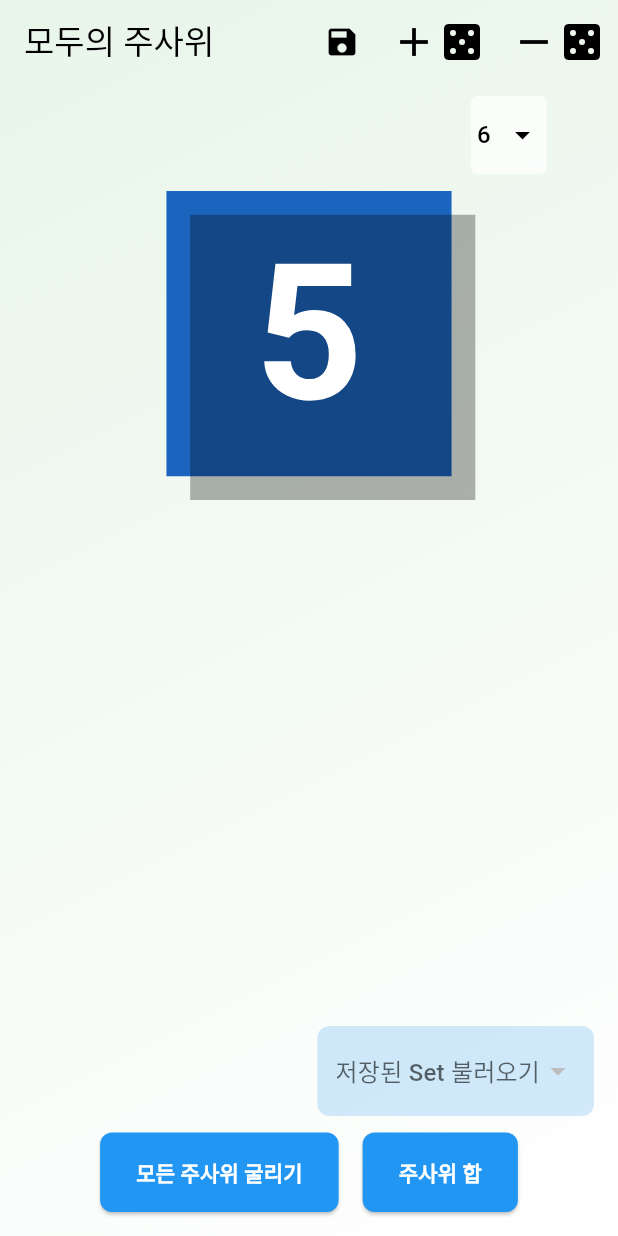
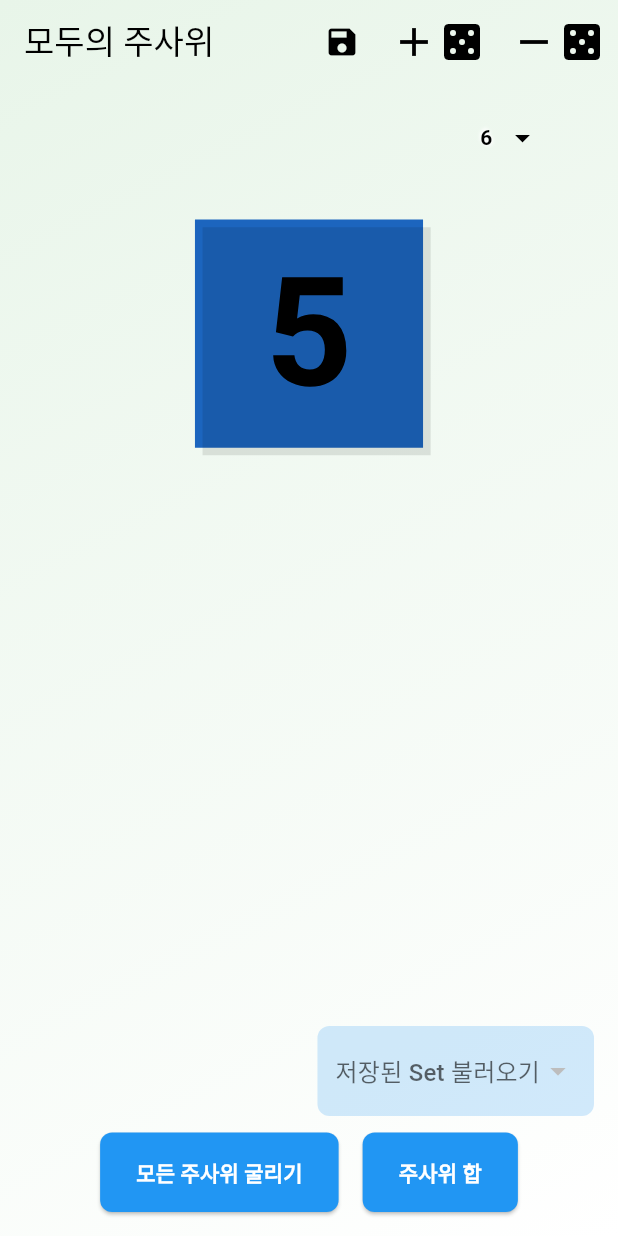
Before and after one commit to j991132/dice, a Flutter app: the screen it shows after launch, after a tap on "모든 주사위 굴리기", on a phone screen of 412 x 824 dp. Run offline on Flutter 3.47's test engine with Material 3 defaults, Android fonts, the phone set to English and light mode, and no system bars; our stand-ins replace just_audio, shared_preferences.

Commit message:
0911 대부분은 해결. 안드로이드에 설치해보고 업로드하자

```diff
--- a/lib/main.dart
+++ b/lib/main.dart
@@ -109,32 +109,28 @@ class _DiceAppState extends State<DiceApp> with TickerProviderStateMixin {
     }
   }
 
-  Future<void> rollAllDices() async {
-    List<Future> rollFutures = [];
-    for (var dice in dices) {
-      rollFutures.add(rollDice(dice));
-    }
-    await Future.wait(rollFutures);
-  }
-
   Future<void> rollDice(Dice dice) async {
     dice.controller.reset();
     dice.controller.forward();
 
     await _audioPlayer.stop();
     await _audioPlayer.seek(Duration.zero);
-    await _audioPlayer.play();
+    _audioPlayer.play();  // await 제거
 
     for (int i = 0; i < 10; i++) {
+      dice.tempValue = random.nextInt(dice.maxValue) + 1;
+      setState(() {});  // 각 변경마다 setState 호출
       await Future.delayed(Duration(milliseconds: 50));
-      setState(() {
-        dice.tempValue = random.nextInt(dice.maxValue) + 1;
-      });
     }
 
     setState(() {
       dice.roll();
     });
+  }
+
+  Future<void> rollAllDices() async {
+    List<Future> rollFutures = dices.map((dice) => rollDice(dice)).toList();
+    await Future.wait(rollFutures);
   }
 
   Color getRandomColor() {
@@ -144,6 +140,10 @@ class _DiceAppState extends State<DiceApp> with TickerProviderStateMixin {
       random.nextInt(256),
       random.nextInt(256),
     );
+  }
+
+  int calculateSum() {
+    return dices.fold(0, (sum, dice) => sum + dice.value);
   }
 
   Future<void> saveCurrentSet() async {
@@ -242,10 +242,6 @@ class _DiceAppState extends State<DiceApp> with TickerProviderStateMixin {
       )).toList();
     });
     saveDices();
-  }
-
-  int calculateSum() {
-    return dices.fold(0, (sum, dice) => sum + dice.value);
   }
 
   @override
@@ -442,8 +438,9 @@ class _DiceAppState extends State<DiceApp> with TickerProviderStateMixin {
     child: Text(set['name']),
     );
     }).toList(),
-    onChanged: (String? newValue) {if (newValue != null) {
-      loadSet(newValue);
+    onChanged: (String? newValue) {
+    if (newValue != null) {
+    loadSet(newValue);
     }
     },
       underline: Container(),
@@ -469,7 +466,9 @@ class Dice {
     this.maxValue = 6,
     Color? color,
     required this.controller,
-  }) : color = color ?? Colors.red;
+  }) : color = color ?? Colors.red {
+    tempValue = value;
+  }
 
   void roll() {
     value = Random().nextInt(maxValue) + 1;
@@ -510,7 +509,8 @@ class DiceWidget extends StatelessWidget {
                 child: CustomPaint(
                   painter: DicePainter(
                     dice: dice,
-                    textColor: getTextColor(dice.color),
+                    textColor: Colors.black,
+                    shapeSizeRatio: 0.8,
                   ),
                   size: Size(size, size),
                 ),
@@ -522,17 +522,31 @@ class DiceWidget extends StatelessWidget {
           right: 0,
           top: 0,
           child: Container(
-            decoration: BoxDecoration(
-              color: Colors.white.withOpacity(0.7),
-              borderRadius: BorderRadius.circular(4),
-            ),
-            padding: EdgeInsets.symmetric(horizontal: 4, vertical: 2),
+            padding: EdgeInsets.only(top: 4, right: 4),
             child: DropdownButton<int>(
               value: dice.maxValue,
               items: [4, 6, 8, 10, 12, 20].map((int value) {
                 return DropdownMenuItem<int>(
                   value: value,
-                  child: Text('$value', style: TextStyle(color: Colors.black)),
+                  child: Text('$value',
+                    style: TextStyle(
+                      color: Colors.black,
+                      fontWeight: FontWeight.bold,
+                      fontSize: 14,
+                      shadows: [
+                        Shadow(
+                          blurRadius: 2.0,
+                          color: Colors.white,
+                          offset: Offset(1.0, 1.0),
+                        ),
+                        Shadow(
+                          blurRadius: 2.0,
+                          color: Colors.white,
+                          offset: Offset(-1.0, -1.0),
+                        ),
+                      ],
+                    ),
+                  ),
                 );
               }).toList(),
               onChanged: (int? newValue) {
@@ -541,27 +555,30 @@ class DiceWidget extends StatelessWidget {
                 }
               },
               underline: Container(),
-              icon: Icon(Icons.arrow_drop_down, color: Colors.black),
+              icon: Icon(
+                Icons.arrow_drop_down,
+                color: Colors.black,
+                size: 24,
+              ),
+              dropdownColor: Colors.white.withOpacity(0.9),
             ),
           ),
         ),
       ],
     );
   }
-
-  Color getTextColor(Color backgroundColor) {
-    double luminance = (0.299 * backgroundColor.red +
-        0.587 * backgroundColor.green +
-        0.114 * backgroundColor.blue) / 255;
-    return luminance > 0.5 ? Colors.black : Colors.white;
-  }
 }
 
 class DicePainter extends CustomPainter {
   final Dice dice;
   final Color textColor;
+  final double shapeSizeRatio;
 
-  DicePainter({required this.dice, required this.textColor});
+  DicePainter({
+    required this.dice,
+    required this.textColor,
+    this.shapeSizeRatio = 0.8
+  });
 
   @override
   void paint(Canvas canvas, Size size) {
@@ -570,30 +587,36 @@ class DicePainter extends CustomPainter {
       ..style = PaintingStyle.fill;
 
     final shadowPaint = Paint()
-      ..color = Colors.black.withOpacity(0.3)
+      ..color = Colors.black.withOpacity(0.1)
       ..style = PaintingStyle.fill;
+
+    final shapeSize = Size(size.width * shapeSizeRatio, size.height * shapeSizeRatio);
+    final offsetX = (size.width - shapeSize.width) / 2;
+    final offsetY = (size.height - shapeSize.height) / 2;
+
+    canvas.translate(offsetX, offsetY);
 
     switch (dice.maxValue) {
       case 4:
-        _drawTetrahedron(canvas, size, paint, shadowPaint);
+        _drawTetrahedron(canvas, shapeSize, paint, shadowPaint);
         break;
       case 6:
-        _drawCube(canvas, size, paint, shadowPaint);
+        _drawCube(canvas, shapeSize, paint, shadowPaint);
         break;
       case 8:
-        _drawOctahedron(canvas, size, paint, shadowPaint);
+        _drawOctahedron(canvas, shapeSize, paint, shadowPaint);
         break;
       case 10:
-        _drawDecahedron(canvas, size, paint, shadowPaint);
+        _drawDecahedron(canvas, shapeSize, paint, shadowPaint);
         break;
       case 12:
-        _drawDodecahedron(canvas, size, paint, shadowPaint);
+        _drawDodecahedron(canvas, shapeSize, paint, shadowPaint);
         break;
       case 20:
-        _drawIcosahedron(canvas, size, paint, shadowPaint);
+        _drawIcosahedron(canvas, shapeSize, paint, shadowPaint);
         break;
       default:
-        _drawCube(canvas, size, paint, shadowPaint);
+        _drawCube(canvas, shapeSize, paint, shadowPaint);
     }
 
     final textPainter = TextPainter(
@@ -601,14 +624,14 @@ class DicePainter extends CustomPainter {
         text: dice.tempValue.toString(),
         style: TextStyle(
           color: textColor,
-          fontSize: size.width * 0.4,
+          fontSize: shapeSize.width * 0.4,
           fontWeight: FontWeight.bold,
         ),
       ),
       textDirection: TextDirection.ltr,
     );
     textPainter.layout();
-    textPainter.paint(canvas, Offset(size.width / 2 - textPainter.width / 2, size.height / 2 - textPainter.height / 2));
+    textPainter.paint(canvas, Offset(shapeSize.width / 2 - textPainter.width / 2, shapeSize.height / 2 - textPainter.height / 2));
   }
 
   void _drawTetrahedron(Canvas canvas, Size size, Paint paint, Paint shadowPaint) {
@@ -619,7 +642,7 @@ class DicePainter extends CustomPainter {
       ..close();
 
     canvas.drawPath(path, paint);
-    canvas.drawPath(path.shift(Offset(size.width * 0.05, size.height * 0.05)), shadowPaint);
+    canvas.drawPath(path.shift(Offset(size.width * 0.02, size.height * 0.02)), shadowPaint);
   }
 
   void _drawCube(Canvas canvas, Size size, Paint paint, Paint shadowPaint) {
@@ -631,7 +654,7 @@ class DicePainter extends CustomPainter {
       ..close();
 
     canvas.drawPath(path, paint);
-    canvas.drawPath(path.shift(Offset(size.width * 0.05, size.height * 0.05)), shadowPaint);
+    canvas.drawPath(path.shift(Offset(size.width * 0.02, size.height * 0.02)), shadowPaint);
   }
 
   void _drawOctahedron(Canvas canvas, Size size, Paint paint, Paint shadowPaint) {
@@ -643,7 +666,7 @@ class DicePainter extends CustomPainter {
       ..close();
 
     canvas.drawPath(path, paint);
-    canvas.drawPath(path.shift(Offset(size.width * 0.05, size.height * 0.05)), shadowPaint);
+    canvas.drawPath(path.shift(Offset(size.width * 0.02, size.height * 0.02)), shadowPaint);
   }
 
   void _drawDecahedron(Canvas canvas, Size size, Paint paint, Paint shadowPaint) {
@@ -657,7 +680,7 @@ class DicePainter extends CustomPainter {
     path.close();
 
     canvas.drawPath(path, paint);
-    canvas.drawPath(path.shift(Offset(size.width * 0.05, size.height * 0.05)), shadowPaint);
+    canvas.drawPath(path.shift(Offset(size.width * 0.02, size.height * 0.02)), shadowPaint);
   }
 
   void _drawDodecahedron(Canvas canvas, Size size, Paint paint, Paint shadowPaint) {
@@ -671,7 +694,7 @@ class DicePainter extends CustomPainter {
     path.close();
 
     canvas.drawPath(path, paint);
-    canvas.drawPath(path.shift(Offset(size.width * 0.05, size.height * 0.05)), shadowPaint);
+    canvas.drawPath(path.shift(Offset(size.width * 0.02, size.height * 0.02)), shadowPaint);
   }
 
   void _drawIcosahedron(Canvas canvas, Size size, Paint paint, Paint shadowPaint) {
@@ -685,7 +708,7 @@ class DicePainter extends CustomPainter {
     path.close();
 
     canvas.drawPath(path, paint);
-    canvas.drawPath(path.shift(Offset(size.width * 0.05, size.height * 0.05)), shadowPaint);
+    canvas.drawPath(path.shift(Offset(size.width * 0.02, size.height * 0.02)), shadowPaint);
   }
 
   @override
```
